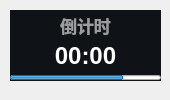
RinLit-233-shiroko/Class-Widgets, file ui/minimize/dark/widget-countdown.ui: the form before one commit.
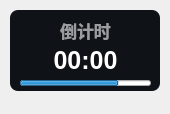
The form after the commit. Custom widgets are drawn as their Qt base class.

The edit to the form file:
```diff
--- a/ui/minimize/dark/widget-countdown.ui
+++ b/ui/minimize/dark/widget-countdown.ui
@@ -7,7 +7,7 @@
     <x>0</x>
     <y>0</y>
     <width>170</width>
-    <height>100</height>
+    <height>114</height>
    </rect>
   </property>
   <property name="minimumSize">
@@ -28,10 +28,10 @@
   <widget class="ProgressBar" name="progressBar">
    <property name="geometry">
     <rect>
-     <x>10</x>
-     <y>75</y>
-     <width>151</width>
-     <height>5</height>
+     <x>20</x>
+     <y>80</y>
+     <width>131</width>
+     <height>6</height>
     </rect>
    </property>
    <property name="minimumSize">
@@ -74,7 +74,7 @@
      <x>10</x>
      <y>10</y>
      <width>151</width>
-     <height>31</height>
+     <height>41</height>
     </rect>
    </property>
    <property name="font">
@@ -105,13 +105,13 @@
      <x>20</x>
      <y>30</y>
      <width>131</width>
-     <height>51</height>
+     <height>61</height>
     </rect>
    </property>
    <property name="font">
     <font>
      <family>Microsoft YaHei UI</family>
-     <pointsize>18</pointsize>
+     <pointsize>19</pointsize>
      <weight>75</weight>
      <bold>true</bold>
     </font>
@@ -136,12 +136,13 @@
     <rect>
      <x>10</x>
      <y>10</y>
-     <width>151</width>
-     <height>71</height>
+     <width>150</width>
+     <height>81</height>
     </rect>
    </property>
    <property name="styleSheet">
     <string notr="true">background-color: rgba(15, 18, 22, 255);
+border-radius: 8px
 </string>
    </property>
    <property name="text">
```
